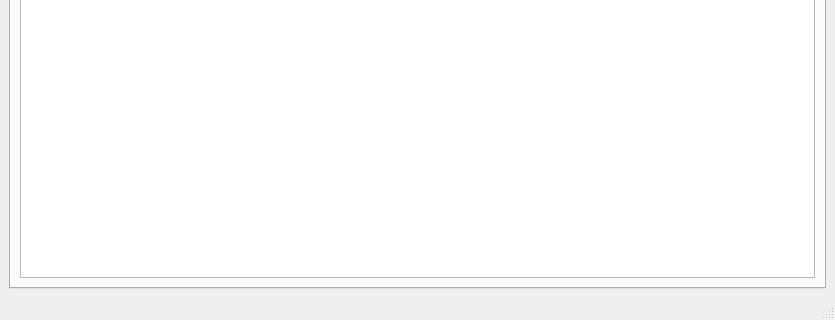
Old version of the form ui/filewindow.ui in the repository AntonioAlarcon32/Asterix_Decoder; both pictures show x 0 to 835 and y 340 to 660 of the 835 by 660 pixel window.
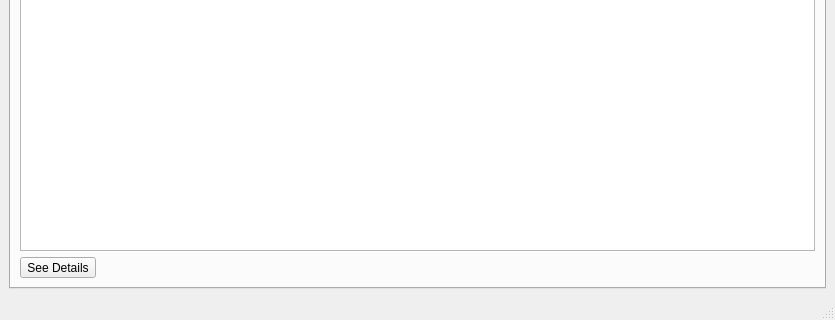
New version of the form. The open tabs and pages were chosen to show the change. Custom widgets are drawn as their Qt base class.

Commit message: Added details window

```diff
--- a/ui/filewindow.ui
+++ b/ui/filewindow.ui
@@ -122,6 +122,13 @@
         <item row="0" column="0">
          <widget class="QTableView" name="loadedFlights"/>
         </item>
+        <item row="1" column="0">
+         <widget class="QToolButton" name="seeEmitterDetailsButton">
+          <property name="text">
+           <string>See Details</string>
+          </property>
+         </widget>
+        </item>
        </layout>
       </widget>
       <widget class="QWidget" name="MapTab">
```
Left out of the diff: 4 changed lines with no effect on the pictures. The commit also changes 6 other files.
